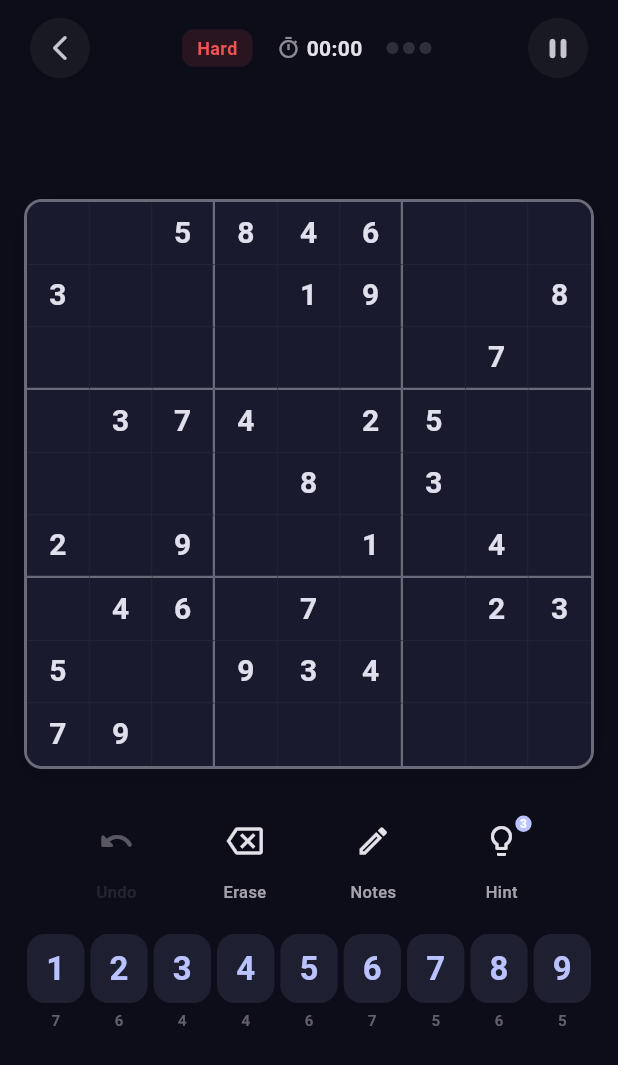
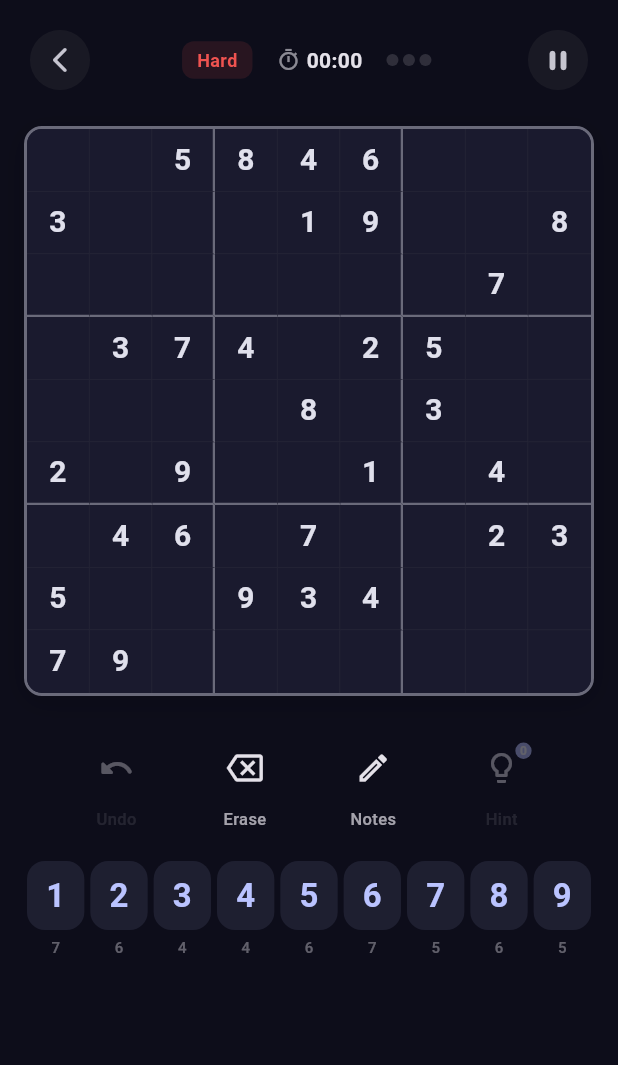
Before and after one commit to AshutoshSajan/sudoku, a Flutter app: the screen it shows after launch, after a tap on the "dark mode" icon, after a tap on "Hard", on a phone screen of 412 x 824 dp. Shown: the top 1065 px of the screen. Run offline on Flutter 3.47's test engine with Material 3 defaults, Android fonts, the phone set to English and light mode, and no system bars.

Commit message:
Responsive board, hints off on hard/expert, proper README

```diff
--- a/lib/models/sudoku_game.dart
+++ b/lib/models/sudoku_game.dart
@@ -4,17 +4,50 @@ import 'package:flutter/material.dart';
 
 /// Difficulty levels with their display properties and removal counts.
 enum Difficulty {
-  easy('Easy', 30, 'Perfect for beginners', Color(0xFF4CAF50), Icons.sentiment_satisfied_alt),
-  medium('Medium', 40, 'A balanced challenge', Color(0xFFFFA726), Icons.trending_up),
-  hard('Hard', 50, 'For experienced players', Color(0xFFEF5350), Icons.local_fire_department),
-  expert('Expert', 55, 'Only for the brave', Color(0xFFAB47BC), Icons.bolt);
+  easy(
+    'Easy',
+    30,
+    'Perfect for beginners',
+    Color(0xFF4CAF50),
+    Icons.sentiment_satisfied_alt,
+  ),
+  medium(
+    'Medium',
+    40,
+    'A balanced challenge',
+    Color(0xFFFFA726),
+    Icons.trending_up,
+  ),
+  hard(
+    'Hard',
+    50,
+    'Experienced players · No hints',
+    Color(0xFFEF5350),
+    Icons.local_fire_department,
+  ),
+  expert(
+    'Expert',
+    55,
+    'Only for the brave · No hints',
+    Color(0xFFAB47BC),
+    Icons.bolt,
+  );
 
   final String label;
   final int cellsToRemove;
   final String description;
   final Color color;
   final IconData icon;
-  const Difficulty(this.label, this.cellsToRemove, this.description, this.color, this.icon);
+  const Difficulty(
+    this.label,
+    this.cellsToRemove,
+    this.description,
+    this.color,
+    this.icon,
+  );
+
+  /// Hints are only available on easier levels.
+  bool get allowsHints => this == Difficulty.easy || this == Difficulty.medium;
 }
 
 /// Represents a single undoable action.
@@ -49,13 +82,14 @@ class SudokuGame {
   bool isCompleted = false;
   bool isGameOver = false;
   final Difficulty difficulty;
-  int hintsRemaining = 3;
+  int hintsRemaining;
 
   final List<CellAction> _undoStack = [];
   final Stopwatch _stopwatch = Stopwatch();
   final Random _random = Random();
 
-  SudokuGame(this.difficulty) {
+  SudokuGame(this.difficulty)
+    : hintsRemaining = difficulty.allowsHints ? 3 : 0 {
     _generateNewGame();
   }
 
@@ -144,7 +178,9 @@ class SudokuGame {
     if (hintsRemaining <= 0) return false;
     if (selectedRow == -1 || selectedCol == -1) return false;
     if (given[selectedRow][selectedCol]) return false;
-    if (board[selectedRow][selectedCol] == solution[selectedRow][selectedCol]) return false;
+    if (board[selectedRow][selectedCol] == solution[selectedRow][selectedCol]) {
+      return false;
+    }
 
     final val = solution[selectedRow][selectedCol];
     board[selectedRow][selectedCol] = val;
@@ -186,19 +222,23 @@ class SudokuGame {
   bool isSameNumber(int row, int col) {
     if (selectedRow == -1 || selectedCol == -1) return false;
     final selVal = board[selectedRow][selectedCol];
-    return selVal != 0 && board[row][col] == selVal && !(row == selectedRow && col == selectedCol);
+    return selVal != 0 &&
+        board[row][col] == selVal &&
+        !(row == selectedRow && col == selectedCol);
   }
 
   // ── Private helpers ────────────────────────────────────────────────
 
   void _pushUndo({required int num}) {
-    _undoStack.add(CellAction(
-      row: selectedRow,
-      col: selectedCol,
-      previousValue: board[selectedRow][selectedCol],
-      newValue: num,
-      previousNotes: Set.from(notes[selectedRow][selectedCol]),
-    ));
+    _undoStack.add(
+      CellAction(
+        row: selectedRow,
+        col: selectedCol,
+        previousValue: board[selectedRow][selectedCol],
+        newValue: num,
+        previousNotes: Set.from(notes[selectedRow][selectedCol]),
+      ),
+    );
   }
 
   void _checkCompletion() {
@@ -303,6 +343,7 @@ class SudokuGame {
       }
       count++;
     }
+
     inner(grid.map((row) => List<int>.from(row)).toList());
     return count;
   }
--- a/lib/screens/game_screen.dart
+++ b/lib/screens/game_screen.dart
@@ -1,7 +1,9 @@
 import 'dart:async';
+import 'dart:math';
 
 import 'package:flutter/material.dart';
 import 'package:flutter/services.dart';
+
 import '../models/sudoku_game.dart';
 import '../widgets/sudoku_board.dart';
 import '../widgets/number_pad.dart';
@@ -96,10 +98,14 @@ class _GameScreenState extends State<GameScreen> with WidgetsBindingObserver {
       final success = game.hint();
       if (!success && game.hintsRemaining <= 0) {
         ScaffoldMessenger.of(context).showSnackBar(
-          const SnackBar(
-            content: Text('No hints remaining'),
+          SnackBar(
+            content: Text(
+              game.difficulty.allowsHints
+                  ? 'No hints remaining'
+                  : 'Hints are disabled on ${game.difficulty.label}',
+            ),
             behavior: SnackBarBehavior.floating,
-            duration: Duration(seconds: 1),
+            duration: const Duration(seconds: 1),
           ),
         );
       }
@@ -180,9 +186,30 @@ class _GameScreenState extends State<GameScreen> with WidgetsBindingObserver {
     }
 
     return Scaffold(
+      // LayoutBuilder + scroll fallback: the board shrinks to fit short
+      // windows (e.g. a resized web app) and the column scrolls if the
+      // window gets too small, so the full board stays reachable.
       body: SafeArea(
-        child: Padding(
-          padding: const EdgeInsets.symmetric(horizontal: 16),
+        child: LayoutBuilder(
+          builder: (context, constraints) {
+            // Vertical space taken by header + controls + spacing.
+            const reservedHeight = 330.0;
+            const maxContentWidth = 560.0;
+            const minBoardSize = 260.0;
+
+            final contentWidth = (constraints.maxWidth - 32)
+                .clamp(0.0, maxContentWidth)
+                .toDouble();
+            final boardSize = min(
+              contentWidth,
+              constraints.maxHeight - reservedHeight,
+            ).clamp(minBoardSize, maxContentWidth).toDouble();
+
+            return SingleChildScrollView(
+              padding: const EdgeInsets.symmetric(horizontal: 16, vertical: 8),
+              child: Center(
+                child: SizedBox(
+                  width: contentWidth,
                   child: Column(
                     children: [
                       // ── Header ──
@@ -196,15 +223,65 @@ class _GameScreenState extends State<GameScreen> with WidgetsBindingObserver {
                         onBack: _goBack,
                       ),
 
-              const Spacer(flex: 1),
+                      const SizedBox(height: 12),
 
                       // ── Board ──
-              if (game.isPaused)
-                AspectRatio(
-                  aspectRatio: 1,
-                  child: Container(
+                      SizedBox.square(
+                        dimension: boardSize,
+                        child: game.isPaused
+                            ? _buildPausedPlaceholder(context)
+                            : SudokuBoard(
+                                board: game.board,
+                                given: game.given,
+                                notes: game.notes,
+                                selectedRow: game.selectedRow,
+                                selectedCol: game.selectedCol,
+                                hasError: game.hasError,
+                                isInSameGroup: game.isInSameGroup,
+                                isSameNumber: game.isSameNumber,
+                                onCellTap: _selectCell,
+                              ),
+                      ),
+
+                      const SizedBox(height: 24),
+
+                      // ── Action Bar ──
+                      ActionBar(
+                        onUndo: _undo,
+                        onErase: _erase,
+                        onToggleNotes: _toggleNotes,
+                        onHint: _hint,
+                        isNotesActive: game.isNotesMode,
+                        canUndo: game.canUndo,
+                        hintsRemaining: game.hintsRemaining,
+                      ),
+
+                      const SizedBox(height: 20),
+
+                      // ── Number Pad ──
+                      NumberPad(
+                        onNumberSelected: _setNumber,
+                        getRemainingCount: game.getRemainingCount,
+                      ),
+
+                      const SizedBox(height: 8),
+                    ],
+                  ),
+                ),
+              ),
+            );
+          },
+        ),
+      ),
+    );
+  }
+
+  /// Placeholder shown when the game is paused (kept square by its parent).
+  Widget _buildPausedPlaceholder(BuildContext context) {
+    return Container(
       decoration: BoxDecoration(
-                      color: Theme.of(context).colorScheme.surfaceContainerHighest.withAlpha(60),
+        color: Theme.of(context).colorScheme.surfaceContainerHighest
+            .withAlpha(60),
         borderRadius: BorderRadius.circular(12),
       ),
       child: Center(
@@ -233,47 +310,6 @@ class _GameScreenState extends State<GameScreen> with WidgetsBindingObserver {
           ],
         ),
       ),
-                  ),
-                )
-              else
-                SudokuBoard(
-                  board: game.board,
-                  given: game.given,
-                  notes: game.notes,
-                  selectedRow: game.selectedRow,
-                  selectedCol: game.selectedCol,
-                  hasError: game.hasError,
-                  isInSameGroup: game.isInSameGroup,
-                  isSameNumber: game.isSameNumber,
-                  onCellTap: _selectCell,
-                ),
-
-              const SizedBox(height: 24),
-
-              // ── Action Bar ──
-              ActionBar(
-                onUndo: _undo,
-                onErase: _erase,
-                onToggleNotes: _toggleNotes,
-                onHint: _hint,
-                isNotesActive: game.isNotesMode,
-                canUndo: game.canUndo,
-                hintsRemaining: game.hintsRemaining,
-              ),
-
-              const SizedBox(height: 20),
-
-              // ── Number Pad ──
-              NumberPad(
-                onNumberSelected: _setNumber,
-                getRemainingCount: game.getRemainingCount,
-              ),
-
-              const Spacer(flex: 2),
-            ],
-          ),
-        ),
-      ),
     );
   }
 }
```
Also changed, not shown: 1 other file. Lines whose indentation alone changed are shown as unchanged.
